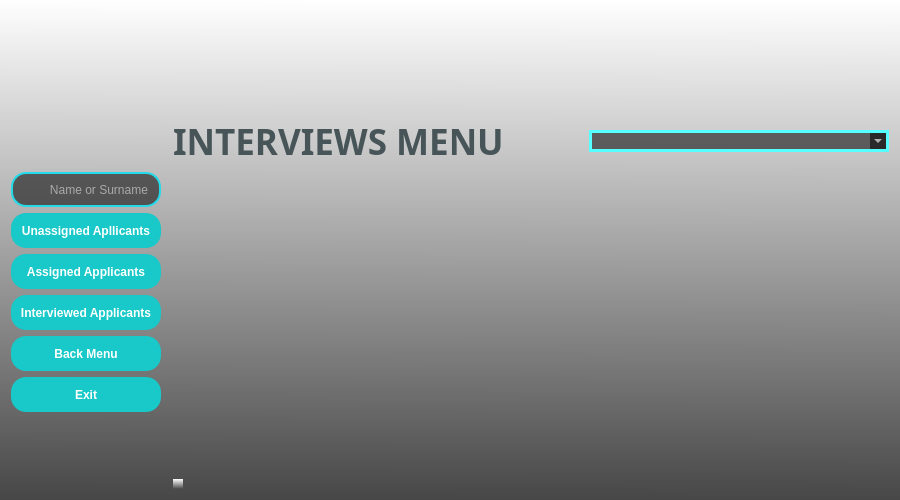
This is VIT_Module/6-Python_Arayuz/UI_Files/interviews_ui.ui in buyukakcali/Python-Module-Week7_CRM-Project as Qt 5 draws it before an edit. The edited form follows.
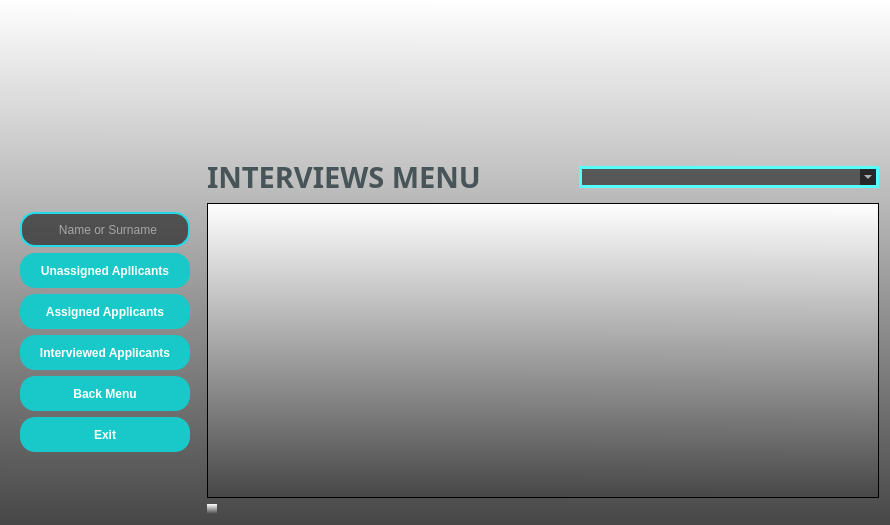
This is the edited form. Icons and pictures are not drawn.

Commit message: Projenin Python Modulu tamamlandi!!! - arayuz dosyalari standarda oturtularak yeniden olusturuldu. - management.py modulu yeni arayuze uygun olarak duzenlendi. (uygulamadan direkt cikis yapma izni(button ve action menusu) kaldirildi)

Diff of the .ui file:
```diff
--- a/VIT_Module/6-Python_Arayuz/UI_Files/interviews_ui.ui
+++ b/VIT_Module/6-Python_Arayuz/UI_Files/interviews_ui.ui
@@ -6,21 +6,26 @@
    <rect>
     <x>0</x>
     <y>0</y>
-    <width>900</width>
-    <height>500</height>
+    <width>890</width>
+    <height>525</height>
    </rect>
   </property>
+  <property name="sizePolicy">
+   <sizepolicy hsizetype="Preferred" vsizetype="Preferred">
+    <horstretch>0</horstretch>
+    <verstretch>0</verstretch>
+   </sizepolicy>
+  </property>
   <property name="minimumSize">
    <size>
-    <width>840</width>
-    <height>500</height>
+    <width>835</width>
+    <height>525</height>
    </size>
   </property>
-  <property name="maximumSize">
-   <size>
-    <width>16777215</width>
-    <height>16777215</height>
-   </size>
+  <property name="font">
+   <font>
+    <pointsize>7</pointsize>
+   </font>
   </property>
   <property name="windowTitle">
    <string>INTERVIEWS</string>
@@ -32,183 +37,21 @@
   <property name="styleSheet">
    <string notr="true">background-color: qlineargradient(spread:pad, x1:0.489, y1:1, x2:0.494, y2:0, stop:0 rgba(71, 71, 71, 255), stop:1 rgba(255, 255, 255, 255));</string>
   </property>
-  <layout class="QGridLayout" name="gridLayout">
-   <item row="6" column="0">
-    <widget class="QPushButton" name="pushButtonInterviewedApplicants">
-     <property name="sizePolicy">
-      <sizepolicy hsizetype="Fixed" vsizetype="Fixed">
-       <horstretch>0</horstretch>
-       <verstretch>0</verstretch>
-      </sizepolicy>
-     </property>
-     <property name="minimumSize">
-      <size>
-       <width>150</width>
-       <height>35</height>
-      </size>
-     </property>
-     <property name="maximumSize">
-      <size>
-       <width>160</width>
-       <height>35</height>
-      </size>
-     </property>
-     <property name="font">
-      <font>
-       <bold>true</bold>
-      </font>
-     </property>
-     <property name="styleSheet">
-      <string notr="true">QPushButton{
-	border-radius : 15px;
-	background-color : rgb(25, 200, 200);
-	color: rgb(255, 255, 255);
-}
-QPushButton:hover{
-	background-color: rgb(20, 135, 135);
-	border: 2px solid rgb(255, 80, 0);
-}</string>
-     </property>
-     <property name="text">
-      <string>Interviewed Applicants</string>
-     </property>
-    </widget>
-   </item>
-   <item row="8" column="0">
-    <widget class="QPushButton" name="pushButtonExit">
-     <property name="sizePolicy">
-      <sizepolicy hsizetype="Fixed" vsizetype="Fixed">
-       <horstretch>0</horstretch>
-       <verstretch>0</verstretch>
-      </sizepolicy>
-     </property>
-     <property name="minimumSize">
-      <size>
-       <width>150</width>
-       <height>35</height>
-      </size>
-     </property>
-     <property name="maximumSize">
-      <size>
-       <width>160</width>
-       <height>35</height>
-      </size>
-     </property>
-     <property name="font">
-      <font>
-       <family>Arial</family>
-       <bold>true</bold>
-      </font>
-     </property>
-     <property name="styleSheet">
-      <string notr="true">QPushButton{
-	border-radius : 15px;
-	background-color : rgb(25, 200, 200);
-	color: rgb(255, 255, 255);
-}
-QPushButton:hover{
-	background-color: rgb(20, 135, 135);
-	border: 2px solid rgb(255, 80, 0);
-}</string>
-     </property>
-     <property name="text">
-      <string>Exit</string>
-     </property>
-    </widget>
-   </item>
-   <item row="4" column="0">
-    <widget class="QPushButton" name="pushButtonUnassignedApplicants">
-     <property name="sizePolicy">
-      <sizepolicy hsizetype="Fixed" vsizetype="Fixed">
-       <horstretch>0</horstretch>
-       <verstretch>0</verstretch>
-      </sizepolicy>
-     </property>
-     <property name="minimumSize">
-      <size>
-       <width>150</width>
-       <height>35</height>
-      </size>
-     </property>
-     <property name="maximumSize">
-      <size>
-       <width>160</width>
-       <height>35</height>
-      </size>
-     </property>
-     <property name="font">
-      <font>
-       <family>Arial</family>
-       <bold>true</bold>
-      </font>
-     </property>
-     <property name="styleSheet">
-      <string notr="true">QPushButton{
-	border-radius : 15px;
-	background-color : rgb(25, 200, 200);
-	color: rgb(255, 255, 255);
-}
-QPushButton:hover{
-	background-color: rgb(20, 135, 135);
-	border: 2px solid rgb(255, 80, 0);
-}</string>
-     </property>
-     <property name="text">
-      <string>Unassigned Apllicants</string>
-     </property>
-    </widget>
-   </item>
-   <item row="2" column="4" colspan="2">
+  <layout class="QVBoxLayout" name="verticalLayout_2">
+   <item>
     <layout class="QHBoxLayout" name="horizontalLayout">
-     <item alignment="Qt::AlignRight">
-      <widget class="QComboBox" name="comboBoxFilterOptions">
-       <property name="minimumSize">
-        <size>
-         <width>300</width>
-         <height>0</height>
-        </size>
-       </property>
-       <property name="styleSheet">
-        <string notr="true">QComboBox {
-	border-radius : 15px;
-	border: 3px solid rgb(85, 255, 255);
-	background-color: rgba(0, 0, 0,55%);
-	color: rgb(255, 255, 255);
-}
-
-QComboBox:hover {
-	border: 2px solid rgb(255, 80, 0);
-}
-
-QComboBox:focus  {
-  border: 2px solid rgb(162, 0, 0);
-  background-color: rgb(47, 47, 47);
-}
-</string>
-       </property>
-      </widget>
-     </item>
-    </layout>
-   </item>
-   <item row="0" column="5">
-    <spacer name="horizontalSpacer">
-     <property name="orientation">
-      <enum>Qt::Horizontal</enum>
-     </property>
-     <property name="sizeHint" stdset="0">
-      <size>
-       <width>40</width>
-       <height>20</height>
-      </size>
-     </property>
-    </spacer>
-   </item>
-   <item row="0" column="0">
+     <item>
     <widget class="QLabel" name="labelPicture">
+       <property name="minimumSize">
+        <size>
+         <width>150</width>
+         <height>130</height>
+        </size>
+       </property>
      <property name="maximumSize">
       <size>
-       <width>200</width>
-       <height>150</height>
+         <width>150</width>
+         <height>130</height>
       </size>
      </property>
      <property name="styleSheet">
@@ -225,12 +68,18 @@
      </property>
     </widget>
    </item>
-   <item row="0" column="2">
+     <item>
     <widget class="QLabel" name="labelLogo">
+       <property name="minimumSize">
+        <size>
+         <width>130</width>
+         <height>140</height>
+        </size>
+       </property>
      <property name="maximumSize">
       <size>
-       <width>16777215</width>
-       <height>150</height>
+         <width>130</width>
+         <height>140</height>
       </size>
      </property>
      <property name="styleSheet">
@@ -247,40 +96,99 @@
      </property>
     </widget>
    </item>
-   <item row="3" column="1" rowspan="7" colspan="5">
-    <widget class="QTableWidget" name="tableWidget">
+     <item>
+      <widget class="QLabel" name="label">
      <property name="sizePolicy">
-      <sizepolicy hsizetype="Preferred" vsizetype="Preferred">
+        <sizepolicy hsizetype="Fixed" vsizetype="Fixed">
        <horstretch>0</horstretch>
        <verstretch>0</verstretch>
       </sizepolicy>
      </property>
+       <property name="minimumSize">
+        <size>
+         <width>522</width>
+         <height>110</height>
+        </size>
+       </property>
+       <property name="maximumSize">
+        <size>
+         <width>522</width>
+         <height>110</height>
+        </size>
+       </property>
      <property name="styleSheet">
       <string notr="true">background-color: rgba(0, 0, 0,0%);</string>
      </property>
-     <attribute name="horizontalHeaderDefaultSectionSize">
-      <number>170</number>
-     </attribute>
-    </widget>
-   </item>
-   <item row="2" column="2" colspan="2">
+       <property name="text">
+        <string/>
+       </property>
+       <property name="pixmap">
+        <pixmap>pictures/logo_organization2.png</pixmap>
+       </property>
+       <property name="scaledContents">
+        <bool>true</bool>
+       </property>
+      </widget>
+     </item>
+     <item>
+      <spacer name="horizontalSpacer_3">
+       <property name="orientation">
+        <enum>Qt::Horizontal</enum>
+       </property>
+       <property name="sizeHint" stdset="0">
+        <size>
+         <width>40</width>
+         <height>20</height>
+        </size>
+       </property>
+      </spacer>
+     </item>
+    </layout>
+   </item>
+   <item>
+    <layout class="QHBoxLayout" name="horizontalLayout_2">
+     <item>
+      <widget class="QLabel" name="labelAreaKeeper1">
+       <property name="minimumSize">
+        <size>
+         <width>190</width>
+         <height>40</height>
+        </size>
+       </property>
+       <property name="maximumSize">
+        <size>
+         <width>190</width>
+         <height>40</height>
+        </size>
+       </property>
+       <property name="styleSheet">
+        <string notr="true">QLabel {
+	background-color: rgba(0, 0, 0, 0);
+}</string>
+       </property>
+       <property name="text">
+        <string/>
+       </property>
+      </widget>
+     </item>
+     <item>
     <widget class="QLabel" name="labelMenu">
      <property name="minimumSize">
       <size>
-       <width>380</width>
-       <height>0</height>
+         <width>350</width>
+         <height>40</height>
       </size>
      </property>
      <property name="maximumSize">
       <size>
-       <width>16777215</width>
-       <height>60</height>
+         <width>350</width>
+         <height>40</height>
       </size>
      </property>
      <property name="font">
       <font>
        <family>Arial Black</family>
-       <pointsize>26</pointsize>
+         <pointsize>22</pointsize>
        <bold>true</bold>
       </font>
      </property>
@@ -296,7 +204,75 @@
      </property>
     </widget>
    </item>
-   <item row="3" column="0">
+     <item>
+      <spacer name="horizontalSpacer_2">
+       <property name="orientation">
+        <enum>Qt::Horizontal</enum>
+       </property>
+       <property name="sizeHint" stdset="0">
+        <size>
+         <width>40</width>
+         <height>20</height>
+        </size>
+       </property>
+      </spacer>
+     </item>
+     <item>
+      <widget class="QComboBox" name="comboBoxFilterOptions">
+       <property name="minimumSize">
+        <size>
+         <width>300</width>
+         <height>0</height>
+        </size>
+       </property>
+       <property name="styleSheet">
+        <string notr="true">QComboBox {
+	border-radius : 15px;
+	border: 3px solid rgb(85, 255, 255);
+	background-color: rgba(0, 0, 0,55%);
+	color: rgb(255, 255, 255);
+}
+
+QComboBox:hover {
+	border: 2px solid rgb(255, 80, 0);
+}
+
+QComboBox:focus  {
+  border: 2px solid rgb(162, 0, 0);
+  background-color: rgb(47, 47, 47);
+}
+</string>
+       </property>
+      </widget>
+     </item>
+    </layout>
+   </item>
+   <item>
+    <layout class="QGridLayout" name="gridLayout">
+     <item row="0" column="1">
+      <widget class="QTableWidget" name="tableWidget"/>
+     </item>
+     <item row="0" column="0">
+      <widget class="QFrame" name="frameButtons">
+       <property name="minimumSize">
+        <size>
+         <width>190</width>
+         <height>290</height>
+        </size>
+       </property>
+       <property name="maximumSize">
+        <size>
+         <width>190</width>
+         <height>16777215</height>
+        </size>
+       </property>
+       <property name="styleSheet">
+        <string notr="true">QFrame {
+	background-color: rgb(0, 0, 0, 0);
+}</string>
+       </property>
+       <layout class="QVBoxLayout" name="verticalLayout">
+        <item>
     <widget class="QLineEdit" name="lineEditSearch">
      <property name="enabled">
       <bool>true</bool>
@@ -309,13 +285,13 @@
      </property>
      <property name="minimumSize">
       <size>
-       <width>150</width>
+            <width>170</width>
        <height>35</height>
       </size>
      </property>
      <property name="maximumSize">
       <size>
-       <width>160</width>
+            <width>170</width>
        <height>35</height>
       </size>
      </property>
@@ -349,41 +325,125 @@
      </property>
     </widget>
    </item>
-   <item row="0" column="3" colspan="2">
-    <widget class="QLabel" name="label">
+        <item>
+         <widget class="QPushButton" name="pushButtonUnassignedApplicants">
      <property name="sizePolicy">
-      <sizepolicy hsizetype="Preferred" vsizetype="Preferred">
+           <sizepolicy hsizetype="Fixed" vsizetype="Fixed">
        <horstretch>0</horstretch>
        <verstretch>0</verstretch>
       </sizepolicy>
      </property>
      <property name="minimumSize">
       <size>
-       <width>0</width>
-       <height>100</height>
+            <width>170</width>
+            <height>35</height>
       </size>
      </property>
      <property name="maximumSize">
       <size>
-       <width>16777215</width>
-       <height>100</height>
-      </size>
-     </property>
+            <width>170</width>
+            <height>35</height>
+           </size>
+          </property>
+          <property name="font">
+           <font>
+            <family>Arial</family>
+            <bold>true</bold>
+           </font>
+          </property>
      <property name="styleSheet">
-      <string notr="true">background-color: rgba(0, 0, 0,0%);</string>
+           <string notr="true">QPushButton{
+	border-radius : 15px;
+	background-color : rgb(25, 200, 200);
+	color: rgb(255, 255, 255);
+}
+QPushButton:hover{
+	background-color: rgb(20, 135, 135);
+	border: 2px solid rgb(255, 80, 0);
+}</string>
      </property>
      <property name="text">
-      <string/>
-     </property>
-     <property name="pixmap">
-      <pixmap>pictures/logo2.png</pixmap>
-     </property>
-     <property name="scaledContents">
-      <bool>true</bool>
-     </property>
-    </widget>
-   </item>
-   <item row="7" column="0">
+           <string>Unassigned Apllicants</string>
+          </property>
+         </widget>
+        </item>
+        <item>
+         <widget class="QPushButton" name="pushButtonAssignedApplicants">
+          <property name="minimumSize">
+           <size>
+            <width>170</width>
+            <height>35</height>
+           </size>
+          </property>
+          <property name="maximumSize">
+           <size>
+            <width>170</width>
+            <height>35</height>
+           </size>
+          </property>
+          <property name="font">
+           <font>
+            <bold>true</bold>
+           </font>
+          </property>
+          <property name="styleSheet">
+           <string notr="true">QPushButton{
+	border-radius : 15px;
+	background-color : rgb(25, 200, 200);
+	color: rgb(255, 255, 255);
+}
+QPushButton:hover{
+	background-color: rgb(20, 135, 135);
+	border: 2px solid rgb(255, 80, 0);
+}</string>
+          </property>
+          <property name="text">
+           <string>Assigned Applicants</string>
+          </property>
+         </widget>
+        </item>
+        <item>
+         <widget class="QPushButton" name="pushButtonInterviewedApplicants">
+          <property name="sizePolicy">
+           <sizepolicy hsizetype="Fixed" vsizetype="Fixed">
+            <horstretch>0</horstretch>
+            <verstretch>0</verstretch>
+           </sizepolicy>
+          </property>
+          <property name="minimumSize">
+           <size>
+            <width>170</width>
+            <height>35</height>
+           </size>
+          </property>
+          <property name="maximumSize">
+           <size>
+            <width>170</width>
+            <height>35</height>
+           </size>
+          </property>
+          <property name="font">
+           <font>
+            <bold>true</bold>
+           </font>
+          </property>
+          <property name="styleSheet">
+           <string notr="true">QPushButton{
+	border-radius : 15px;
+	background-color : rgb(25, 200, 200);
+	color: rgb(255, 255, 255);
+}
+QPushButton:hover{
+	background-color: rgb(20, 135, 135);
+	border: 2px solid rgb(255, 80, 0);
+}</string>
+          </property>
+          <property name="text">
+           <string>Interviewed Applicants</string>
+          </property>
+         </widget>
+        </item>
+        <item>
     <widget class="QPushButton" name="pushButtonBackMenu">
      <property name="sizePolicy">
       <sizepolicy hsizetype="Fixed" vsizetype="Fixed">
@@ -393,13 +453,13 @@
      </property>
      <property name="minimumSize">
       <size>
-       <width>150</width>
+            <width>170</width>
        <height>35</height>
       </size>
      </property>
      <property name="maximumSize">
       <size>
-       <width>160</width>
+            <width>170</width>
        <height>35</height>
       </size>
      </property>
@@ -425,7 +485,93 @@
      </property>
     </widget>
    </item>
-   <item row="10" column="2">
+        <item>
+         <widget class="QPushButton" name="pushButtonExit">
+          <property name="sizePolicy">
+           <sizepolicy hsizetype="Fixed" vsizetype="Fixed">
+            <horstretch>0</horstretch>
+            <verstretch>0</verstretch>
+           </sizepolicy>
+          </property>
+          <property name="minimumSize">
+           <size>
+            <width>170</width>
+            <height>35</height>
+           </size>
+          </property>
+          <property name="maximumSize">
+           <size>
+            <width>170</width>
+            <height>35</height>
+           </size>
+          </property>
+          <property name="font">
+           <font>
+            <family>Arial</family>
+            <bold>true</bold>
+           </font>
+          </property>
+          <property name="styleSheet">
+           <string notr="true">QPushButton{
+	border-radius : 15px;
+	background-color : rgb(25, 200, 200);
+	color: rgb(255, 255, 255);
+}
+QPushButton:hover{
+	background-color: rgb(20, 135, 135);
+	border: 2px solid rgb(255, 80, 0);
+}</string>
+          </property>
+          <property name="text">
+           <string>Exit</string>
+          </property>
+         </widget>
+        </item>
+        <item>
+         <spacer name="verticalSpacer">
+          <property name="orientation">
+           <enum>Qt::Vertical</enum>
+          </property>
+          <property name="sizeHint" stdset="0">
+           <size>
+            <width>20</width>
+            <height>40</height>
+           </size>
+          </property>
+         </spacer>
+        </item>
+       </layout>
+      </widget>
+     </item>
+    </layout>
+   </item>
+   <item>
+    <layout class="QFormLayout" name="formLayout">
+     <item row="0" column="0">
+      <widget class="QLabel" name="labelAreaKeeper2">
+       <property name="minimumSize">
+        <size>
+         <width>190</width>
+         <height>10</height>
+        </size>
+       </property>
+       <property name="maximumSize">
+        <size>
+         <width>190</width>
+         <height>10</height>
+        </size>
+       </property>
+       <property name="styleSheet">
+        <string notr="true">QLabel {
+	background-color: rgba(0, 0, 0, 0);
+}</string>
+       </property>
+       <property name="text">
+        <string/>
+       </property>
+      </widget>
+     </item>
+     <item row="0" column="1">
     <widget class="QLabel" name="labelInfo1">
      <property name="enabled">
       <bool>false</bool>
@@ -447,40 +593,7 @@
      </property>
     </widget>
    </item>
-   <item row="5" column="0">
-    <widget class="QPushButton" name="pushButtonAssignedApplicants">
-     <property name="minimumSize">
-      <size>
-       <width>150</width>
-       <height>35</height>
-      </size>
-     </property>
-     <property name="maximumSize">
-      <size>
-       <width>160</width>
-       <height>35</height>
-      </size>
-     </property>
-     <property name="font">
-      <font>
-       <bold>true</bold>
-      </font>
-     </property>
-     <property name="styleSheet">
-      <string notr="true">QPushButton{
-	border-radius : 15px;
-	background-color : rgb(25, 200, 200);
-	color: rgb(255, 255, 255);
-}
-QPushButton:hover{
-	background-color: rgb(20, 135, 135);
-	border: 2px solid rgb(255, 80, 0);
-}</string>
-     </property>
-     <property name="text">
-      <string>Assigned Applicants</string>
-     </property>
-    </widget>
+    </layout>
    </item>
   </layout>
   <zorder>lineEditSearch</zorder>
```
Left out of the diff: 26 changed lines with no effect on the pictures. Lines whose indentation alone changed are shown as unchanged. The commit also changes 34 other files.
